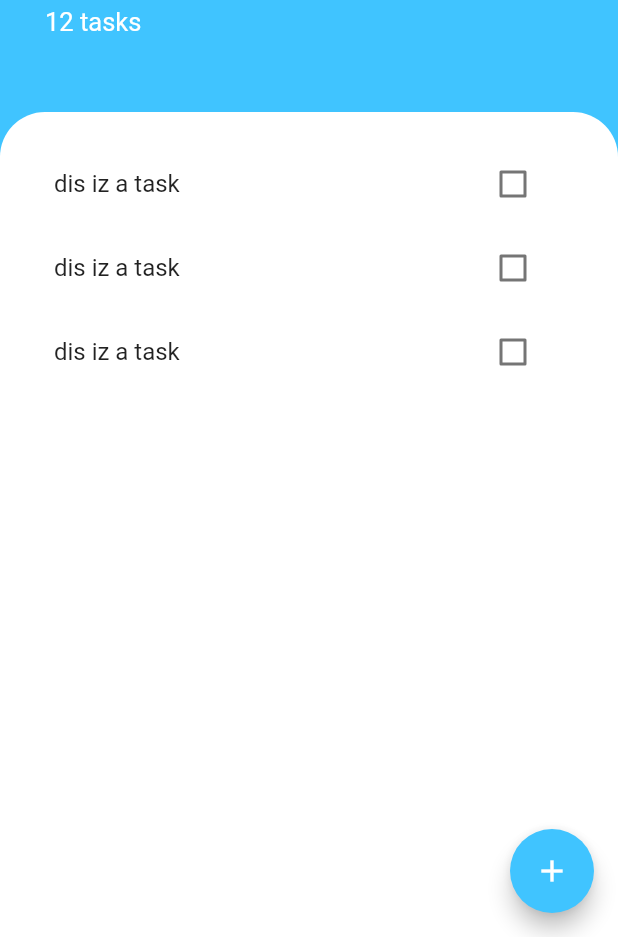
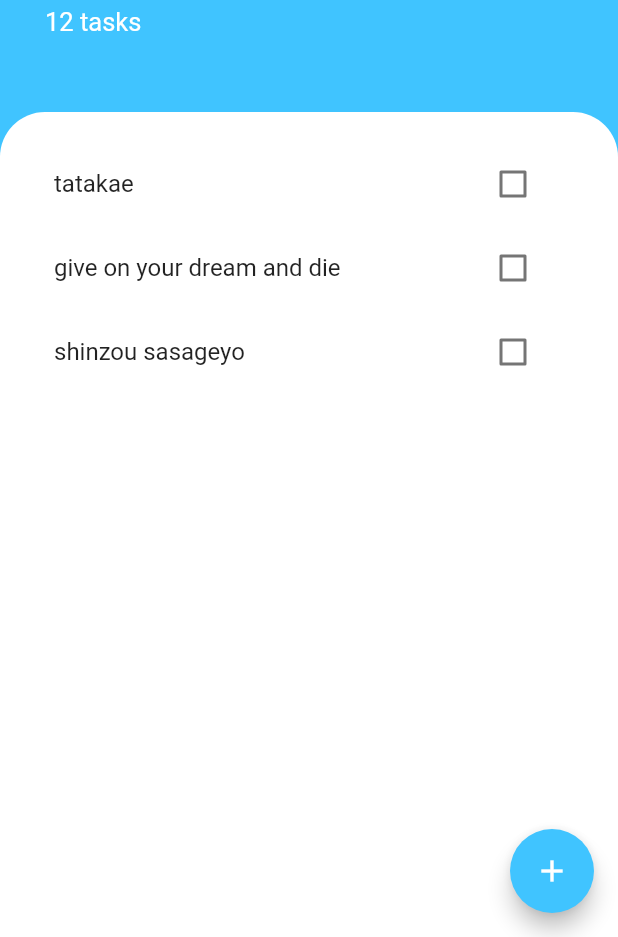
Before and after one commit to lokeshghule/todo_app, a Flutter app: the screen it shows after launch, on a phone screen of 412 x 824 dp, the part 299-1236 px from its top. Run offline on Flutter 3.47's test engine with Material 2 defaults, Android fonts, the phone set to English and light mode, and no system bars.

Commit message:
added Add Task functionality

```diff
--- a/lib/main.dart
+++ b/lib/main.dart
@@ -10,7 +10,7 @@ class MyApp extends StatelessWidget {
 
   @override
   Widget build(BuildContext context) {
-    return const MaterialApp(
+    return MaterialApp(
       debugShowCheckedModeBanner: false,
       home: TasksScreen(),
     );
--- /dev/null
+++ b/lib/models/task.dart
@@ -0,0 +1,10 @@
+class Task {
+  String name;
+  bool isDone;
+
+  Task({required this.name, this.isDone = false});
+
+  void toggleDone() {
+    isDone = !isDone;
+  }
+}
--- a/lib/screens/tasks_screen.dart
+++ b/lib/screens/tasks_screen.dart
@@ -1,10 +1,25 @@
 import 'package:flutter/material.dart';
 import 'package:todo_app/widgets/tasks_list.dart';
-
+import 'package:todo_app/models/task.dart';
 import 'bottom_sheet_screen.dart';
 
-class TasksScreen extends StatelessWidget {
-  const TasksScreen({Key? key}) : super(key: key);
+class TasksScreen extends StatefulWidget {
+  @override
+  State<TasksScreen> createState() => _TasksScreenState();
+}
+
+class _TasksScreenState extends State<TasksScreen> {
+  List<Task> taskList = [
+    Task(name: 'tatakae'),
+    Task(name: 'give on your dream and die'),
+    Task(name: "shinzou sasageyo"),
+  ];
+
+  void addTasktoList(Task newTask) {
+    setState(() {
+      taskList.add(newTask);
+    });
+  }
 
   @override
   Widget build(BuildContext context) {
@@ -67,7 +82,9 @@ class TasksScreen extends StatelessWidget {
                   topRight: Radius.circular(30),
                 ),
               ),
-              child: TasksList(),
+              child: TasksList(
+                taskList: taskList,
+              ),
             ),
           ),
         ],
@@ -76,7 +93,10 @@ class TasksScreen extends StatelessWidget {
         child: const Icon(Icons.add),
         onPressed: () {
           showModalBottomSheet(
-              context: context, builder: (context) => BottomSheetScreen());
+              context: context,
+              builder: (context) => BottomSheetScreen(
+                    addTask: addTasktoList,
+                  ));
         },
         backgroundColor: Colors.lightBlueAccent,
       ),
--- a/lib/widgets/task_tile.dart
+++ b/lib/widgets/task_tile.dart
@@ -1,46 +1,27 @@
 import 'package:flutter/material.dart';
 
-class TaskTile extends StatefulWidget {
-  @override
-  State<TaskTile> createState() => _TaskTileState();
-}
+class TaskTile extends StatelessWidget {
+  final bool isChecked;
+  final void Function(bool?) toggleCheckBox;
+  final String taskName;
 
-class _TaskTileState extends State<TaskTile> {
-  bool isChecked = false;
-
-  void toggleCheckBox(bool? newValue) {
-    setState(() {
-      isChecked = newValue ?? false;
-    });
-  }
+  TaskTile(
+      {required this.taskName,
+      required this.isChecked,
+      required this.toggleCheckBox});
 
   @override
   Widget build(BuildContext context) {
     return ListTile(
       title: Text(
-        'dis iz a task',
+        taskName,
         style: TextStyle(
             decoration: isChecked ? TextDecoration.lineThrough : null),
       ),
-      trailing: TaskCheckBox(
-        isChecked: isChecked,
-        toggleCheckBox: toggleCheckBox,
+      trailing: Checkbox(
+        value: isChecked,
+        onChanged: toggleCheckBox,
       ),
     );
   }
 }
-
-class TaskCheckBox extends StatelessWidget {
-  final bool isChecked;
-  final void Function(bool?) toggleCheckBox;
-
-  TaskCheckBox({required this.isChecked, required this.toggleCheckBox});
-
-  @override
-  Widget build(BuildContext context) {
-    return Checkbox(
-      value: isChecked,
-      onChanged: toggleCheckBox,
-    );
-  }
-}
--- a/lib/widgets/tasks_list.dart
+++ b/lib/widgets/tasks_list.dart
@@ -1,15 +1,30 @@
 import 'package:flutter/material.dart';
 import 'task_tile.dart';
+import 'package:todo_app/models/task.dart';
 
-class TasksList extends StatelessWidget {
+class TasksList extends StatefulWidget {
+  List<Task> taskList = [];
+  TasksList({required this.taskList});
+  @override
+  State<TasksList> createState() => _TasksListState();
+}
+
+class _TasksListState extends State<TasksList> {
   @override
   Widget build(BuildContext context) {
-    return ListView(
-      children: [
-        TaskTile(),
-        TaskTile(),
-        TaskTile(),
-      ],
+    return ListView.builder(
+      itemBuilder: (context, index) {
+        return TaskTile(
+          taskName: widget.taskList[index].name,
+          toggleCheckBox: (newCheckValue) {
+            setState(() {
+              widget.taskList[index].toggleDone();
+            });
+          },
+          isChecked: widget.taskList[index].isDone,
+        );
+      },
+      itemCount: widget.taskList.length,
     );
   }
 }
```
Also changed, not shown: lib/screens/bottom_sheet_screen.dart (+22 -2 lines).
